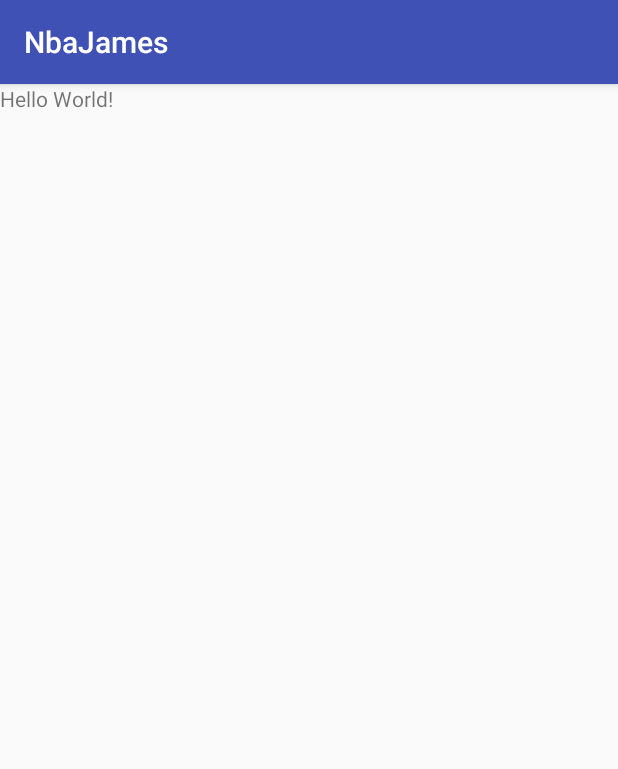
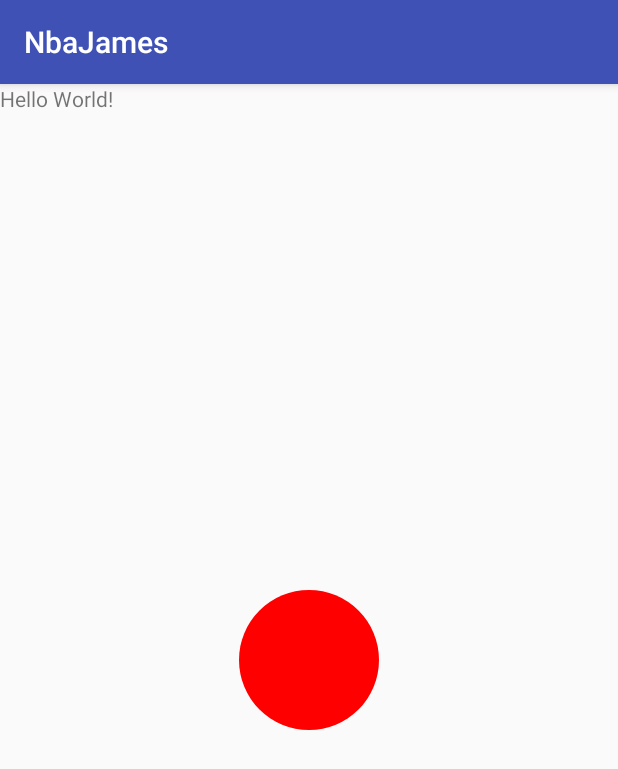
Before and after one commit to liuxiaofeng8888/NbaJames, an Android app: the screen it shows after launch (MainActivity), on a phone screen of 412 x 824 dp. Shown: the top 769 px of the screen. Run offline under Robolectric (Android 15) with nearby library versions, the phone set to English and light mode, and no system bars.

Commit message:
自定义控件

```diff
--- /dev/null
+++ b/app/src/main/java/com/pft/liuxiaofeng/nbajames/view/CircleView.java
@@ -0,0 +1,87 @@
+package com.pft.liuxiaofeng.nbajames.view;
+
+import android.content.Context;
+import android.content.res.TypedArray;
+import android.graphics.Canvas;
+import android.graphics.Color;
+import android.graphics.Paint;
+import android.os.Build;
+import android.support.annotation.Nullable;
+import android.support.annotation.RequiresApi;
+import android.util.AttributeSet;
+import android.view.View;
+
+import com.pft.liuxiaofeng.nbajames.R;
+
+/**
+ * @author :Little Pidding
+ * @since 17-6-16.
+ */
+
+public class CircleView extends View {
+
+    private int mColor = Color.RED;
+    private Paint mPaint = new Paint(Paint.ANTI_ALIAS_FLAG);
+
+    public CircleView(Context context) {
+        super(context);
+        init();
+    }
+
+    public CircleView(Context context, @Nullable AttributeSet attrs) {
+        super(context, attrs);
+        init();
+    }
+
+    public CircleView(Context context, @Nullable AttributeSet attrs, int defStyleAttr) {
+        super(context, attrs, defStyleAttr);
+        TypedArray array = context.obtainStyledAttributes(attrs, R.styleable.CircleView);
+        mColor = array.getColor(R.styleable.CircleView_circle_color,Color.RED);
+        array.recycle();
+        init();
+    }
+
+    @RequiresApi(api = Build.VERSION_CODES.LOLLIPOP)
+    public CircleView(Context context, @Nullable AttributeSet attrs, int defStyleAttr, int defStyleRes) {
+        super(context, attrs, defStyleAttr, defStyleRes);
+        TypedArray array = context.obtainStyledAttributes(attrs, R.styleable.CircleView);
+        mColor = array.getColor(R.styleable.CircleView_circle_color,Color.RED);
+        array.recycle();
+        init();
+    }
+
+    private void init(){
+        mPaint.setColor(mColor);
+    }
+
+    @Override
+    protected void onMeasure(int widthMeasureSpec, int heightMeasureSpec) {
+        super.onMeasure(widthMeasureSpec, heightMeasureSpec);
+        int widthSpecMode = MeasureSpec.getMode(widthMeasureSpec);
+        int widthSpecSize = MeasureSpec.getSize(widthMeasureSpec);
+        int heightSpecMode = MeasureSpec.getMode(heightMeasureSpec);
+        int heightSpecSize = MeasureSpec.getSize(heightMeasureSpec);
+        if(widthSpecMode == MeasureSpec.AT_MOST && heightMeasureSpec ==MeasureSpec.AT_MOST){
+            setMeasuredDimension(200,200);
+        }else if (widthSpecMode == MeasureSpec.AT_MOST){
+            setMeasuredDimension(200,heightSpecSize);
+        }else if (heightSpecMode == MeasureSpec.AT_MOST){
+            setMeasuredDimension(widthSpecSize,200);
+        }
+    }
+
+    @Override
+    protected void onDraw(Canvas canvas) {
+        super.onDraw(canvas);
+        final int paddingLeft = getPaddingLeft();
+        final int paddingRight = getPaddingRight();
+        final int paddingTop = getPaddingTop();
+        final int paddingBottom = getPaddingBottom();
+//        int width = getWidth();
+//        int height = getHeight();
+        int width = getWidth() - paddingLeft - paddingRight;
+        int height = getHeight() - paddingTop - paddingBottom;
+        int radius = Math.min(width,height)/2;
+        canvas.drawCircle(paddingLeft+width/2,paddingTop+height/2,radius,mPaint);
+    }
+}
--- a/app/src/main/res/layout/activity_main.xml
+++ b/app/src/main/res/layout/activity_main.xml
@@ -1,7 +1,8 @@
 <?xml version="1.0" encoding="utf-8"?>
-<LinearLayout
+<RelativeLayout
     xmlns:android="http://schemas.android.com/apk/res/android"
     xmlns:tools="http://schemas.android.com/tools"
+    xmlns:app="http://schemas.android.com/apk/res-auto"
     android:layout_width="match_parent"
     android:layout_height="match_parent"
     tools:context="com.pft.liuxiaofeng.nbajames.MainActivity">
@@ -11,4 +12,11 @@
         android:layout_height="wrap_content"
         android:text="Hello World!" />
 
-</LinearLayout>
+    <com.pft.liuxiaofeng.nbajames.view.CircleView
+        android:layout_width="match_parent"
+        android:layout_height="wrap_content"
+        android:padding="20dp"
+        app:circle_color="@color/colorPrimary"
+        android:layout_centerInParent="true"/>
+
+</RelativeLayout>
```
Also changed, not shown: app/build.gradle (+6 -1 lines), app/src/main/java/com/pft/liuxiaofeng/nbajames/Activity/BaseActivity.java (added, +27 -0 lines), app/src/main/java/com/pft/liuxiaofeng/nbajames/service/NbaService.java (added, +9 -0 lines), app/src/main/res/values/attrs.xml (added, +7 -0 lines).
